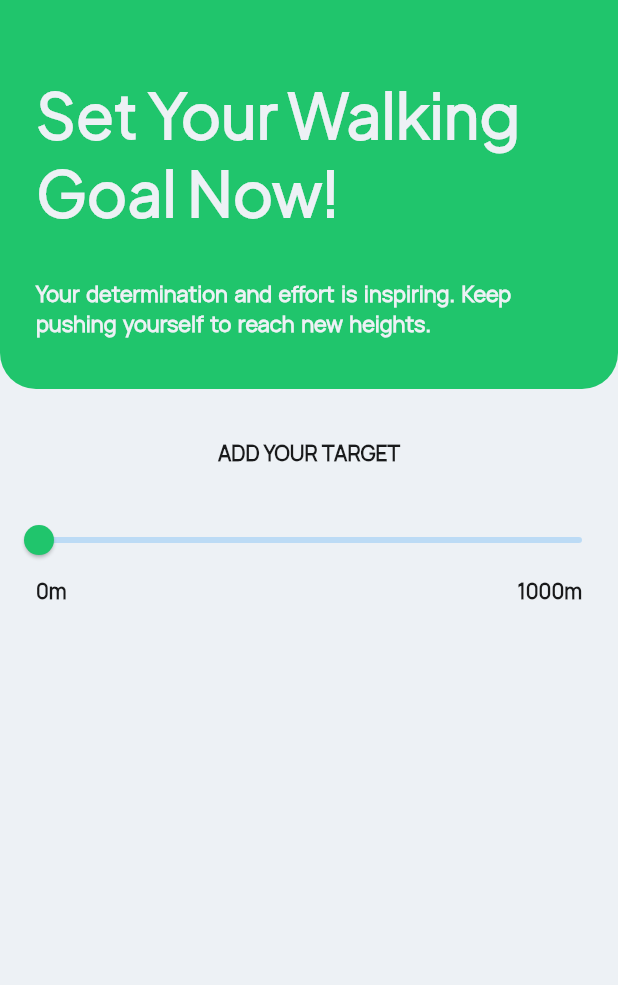
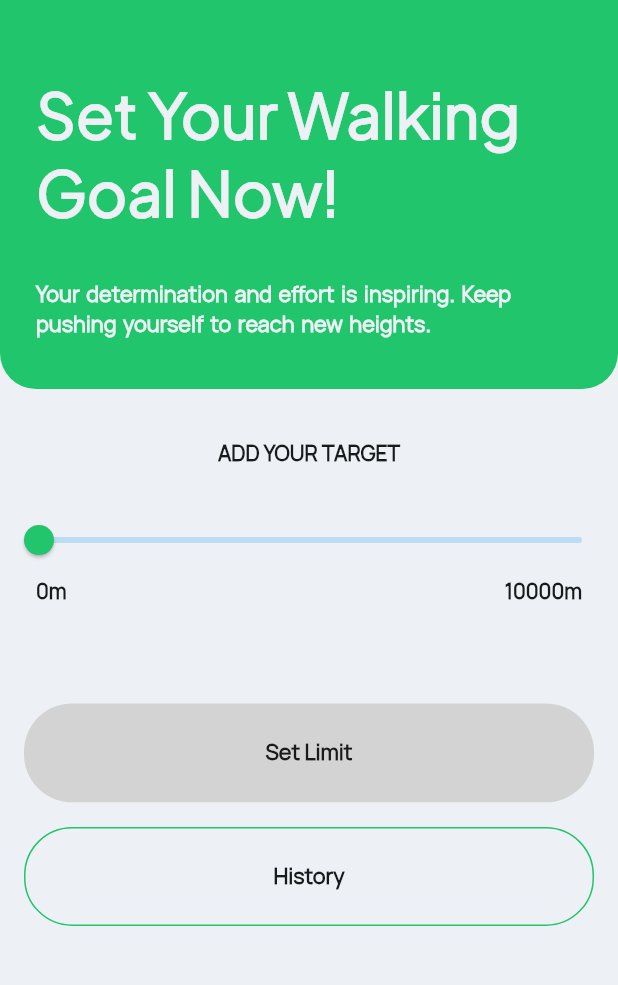
Before and after one commit to devOmedia/distance-tracker-, a Flutter app: the TargetSatterScreen screen opened directly, on a phone screen of 412 x 824 dp, the part 123-1108 px from its top. Run offline on Flutter 3.47's test engine with Material 2 defaults, Android fonts, the phone set to English and light mode, and no system bars; our stand-ins replace firebase_core, flutter_riverpod, flutter_svg; accounts and stored records are empty.

Commit message:
created buttons

```diff
--- a/lib/view/screens/target_satter_screen.dart
+++ b/lib/view/screens/target_satter_screen.dart
@@ -3,6 +3,7 @@ import 'package:flutter_riverpod/flutter_riverpod.dart';
 import 'package:walkmate/controller/providers/theme_provider.dart';
 import 'package:walkmate/model/constants/constants.dart';
 import 'package:walkmate/view/widgets/custom_app_bar.dart';
+import 'package:walkmate/view/widgets/custom_button.dart';
 
 class TargetSatterScreen extends ConsumerStatefulWidget {
   const TargetSatterScreen({super.key});
@@ -64,7 +65,7 @@ class _TargetSatterScreenState extends ConsumerState<TargetSatterScreen> {
                         ),
                       ),
                       Text(
-                        "1000m",
+                        "10000m",
                         style: Kconst.subHeader.copyWith(
                           color: themePro.isDarkMode
                               ? Kconst.offWhite
@@ -74,10 +75,71 @@ class _TargetSatterScreenState extends ConsumerState<TargetSatterScreen> {
                     ],
                   ),
                 ),
+                SizedBox(height: size.height * 0.08),
+                //=======================================>>> set limit button.
+                sliderValue != 0
+                    ? Padding(
+                        padding: const EdgeInsets.only(left: 16.0, right: 16.0),
+                        child: CustomButtonWidget(
+                          size: size,
+                          onPressed: () {},
+                          title: "Set Limit",
+                        ),
+                      )
+                    : GestureDetector(
+                        onTap: () {},
+                        child: disableButton(size, Kconst, themePro),
+                      ), // disable button.
+
+                //===================================>> >history button
+                SizedBox(height: size.height * 0.02),
+                Container(
+                  height: size.height * 0.08,
+                  width: size.width - 32,
+                  decoration: BoxDecoration(
+                    borderRadius: BorderRadius.circular(32),
+                    border: Border.all(color: Kconst.green),
+                  ),
+                  child: Center(
+                    child: Text(
+                      'History',
+                      style: TextStyle(
+                        fontWeight: FontWeight.w600,
+                        fontSize: size.width * 0.035,
+                        color: themePro.isDarkMode
+                            ? Kconst.offWhite
+                            : Kconst.black,
+                      ),
+                    ),
+                  ),
+                )
               ],
             ),
           ),
         ],
+      ),
+    );
+  }
+
+  Container disableButton(
+      Size size, Kconstants Kconst, ThemeNotifier themePro) {
+    return Container(
+      height: size.height * 0.08,
+      width: size.width - 32,
+      decoration: BoxDecoration(
+        borderRadius: BorderRadius.circular(32),
+        color: const Color(0xffD3D3D3),
+        // /  border: Border.all(color: Kconst.green),
+      ),
+      child: Center(
+        child: Text(
+          'Set Limit',
+          style: TextStyle(
+            fontWeight: FontWeight.w600,
+            fontSize: size.width * 0.035,
+            color: Kconst.black,
+          ),
+        ),
       ),
     );
   }
```
